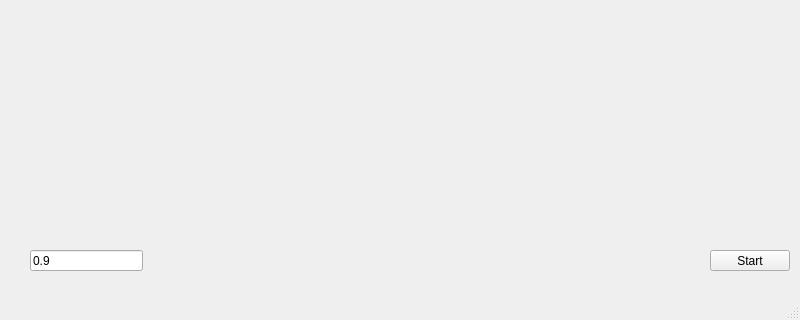
This is mainwindow.ui in DmitryMI/QtDrawingTest as Qt 5 draws it before an edit; both pictures show x 0 to 800 and y 280 to 600 of the 800 by 600 pixel window. The edited form follows.
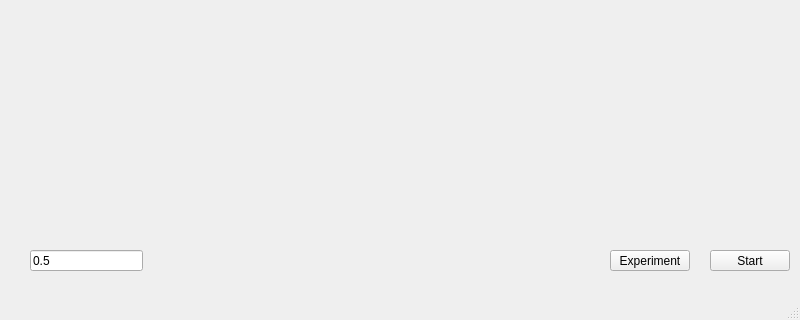
This is the edited form.

```diff
--- a/mainwindow.ui
+++ b/mainwindow.ui
@@ -37,7 +37,20 @@
      </rect>
     </property>
     <property name="text">
-     <string>0.9</string>
+     <string>0.5</string>
+    </property>
+   </widget>
+   <widget class="QPushButton" name="experimentButton">
+    <property name="geometry">
+     <rect>
+      <x>610</x>
+      <y>530</y>
+      <width>80</width>
+      <height>21</height>
+     </rect>
+    </property>
+    <property name="text">
+     <string>Experiment</string>
     </property>
    </widget>
   </widget>
```
